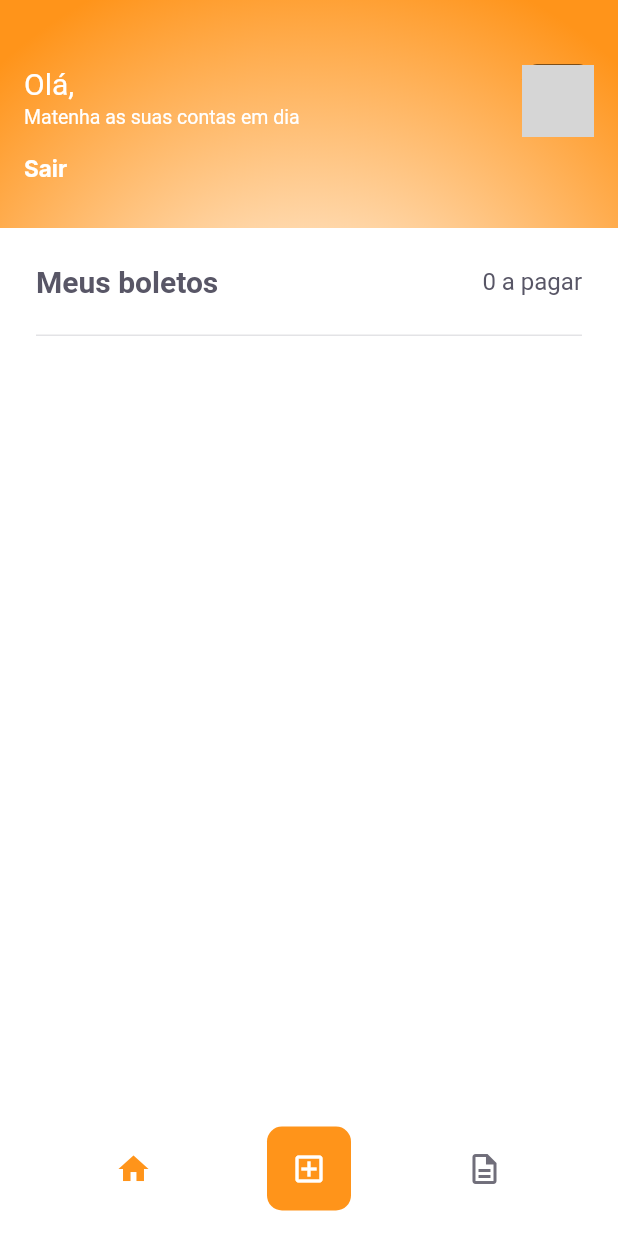
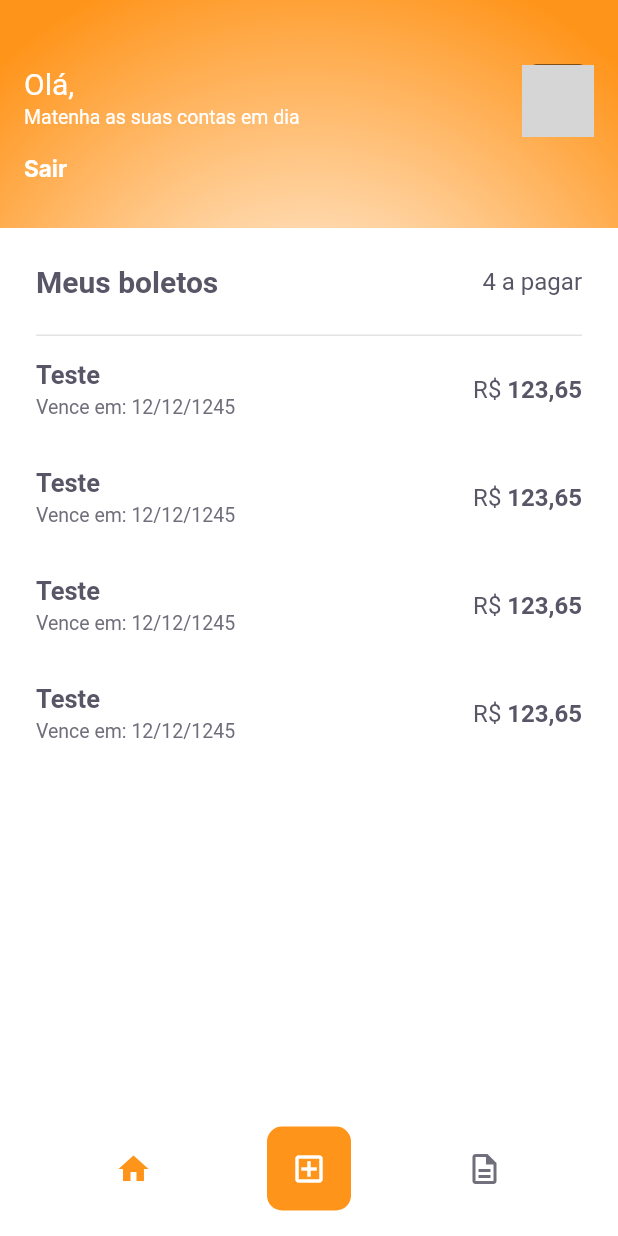
Before and after one commit to BrennerFerreira/pay_flow, a Flutter app: the screen it shows after launch, after a tap on "Entrar com Google", on a phone screen of 412 x 824 dp. Run offline on Flutter 3.47's test engine with Material 2 defaults, Android fonts, the phone set to English and light mode, and no system bars; our stand-ins replace camera, firebase_core, flutter_masked_text2, font_awesome_flutter, get_it, google_fonts and 4 more; missing offline and left inert: animated_card, google_ml_kit; accounts and stored records are empty; network calls fail; grey boxes are pictures that could not be loaded.

Commit message:
feat: turn BoletoListController in ChangeNotifier and create its services

```diff
--- a/lib/modules/home/controllers/boleto_list_controller.dart
+++ b/lib/modules/home/controllers/boleto_list_controller.dart
@@ -1,30 +1,23 @@
 import 'package:flutter/material.dart';
-import 'package:shared_preferences/shared_preferences.dart';
+import 'package:injectable/injectable.dart';
 
 import '../../../shared/boleto/models/boleto.dart';
+import '../services/i_boleto_list_services.dart';
 
-class BoletoListController {
-  final boletosNotifier = ValueNotifier<List<Boleto>>([]);
-  List<Boleto> get boletos => boletosNotifier.value;
-  set boletos(List<Boleto> value) => boletosNotifier.value = value;
+@injectable
+class BoletoListController with ChangeNotifier {
+  final IBoletoListServices _services;
 
-  BoletoListController() {
+  BoletoListController(this._services) {
     getBoletos();
   }
 
+  List<Boleto> _boletos = [];
+
+  List<Boleto> get boletos => _boletos;
+
   Future<void> getBoletos() async {
-    try {
-      final instance = await SharedPreferences.getInstance();
-
-      final response = instance.getStringList("boletos") ?? <String>[];
-
-      boletos = response
-          .map(
-            (boletoJson) => Boleto.fromJson(boletoJson),
-          )
-          .toList();
-    } catch (error) {
-      print(error);
-    }
+    _boletos = await _services.getBoletos();
+    notifyListeners();
   }
 }
--- a/lib/modules/home/controllers/home_controller.dart
+++ b/lib/modules/home/controllers/home_controller.dart
@@ -1,8 +1,10 @@
 import 'package:flutter/material.dart';
+import 'package:injectable/injectable.dart';
 
 import '../../../injectable.dart';
 import '../../../shared/auth/controller/auth_controller.dart';
 
+@injectable
 class HomePageController with ChangeNotifier {
   final _authController = getIt<AuthController>();
 
--- a/lib/modules/home/home_page.dart
+++ b/lib/modules/home/home_page.dart
@@ -5,6 +5,7 @@ import '../../app/routes/routes_names.dart';
 import '../../injectable.dart';
 import '../../shared/auth/controller/auth_controller.dart';
 import '../../shared/user/models/user.dart';
+import 'controllers/boleto_list_controller.dart';
 import 'controllers/home_controller.dart';
 import 'widgets/body/description_body/description_body.dart';
 import 'widgets/body/home_body/home_body.dart';
@@ -36,17 +37,24 @@ class _HomePageState extends State<HomePage> {
 
   @override
   Widget build(BuildContext context) {
-    return ChangeNotifierProvider(
-      create: (_) => HomePageController(),
-      child: Builder(
-        builder: (context) {
+    return MultiProvider(
+      providers: [
+        ChangeNotifierProvider(
+          create: (_) => getIt<HomePageController>(),
+        ),
+        ChangeNotifierProvider(
+          create: (_) => getIt<BoletoListController>(),
+        )
+      ],
+      builder: (context, _) {
         return Scaffold(
           appBar: HomeAppBar.appBar(
             user: user,
             onLogOut: () {
               context.read<HomePageController>().logOut(context);
-                }),
-            body: pages[context.watch<HomePageController>().currentPage],
+            },
+          ),
+          body: pages[Provider.of<HomePageController>(context).currentPage],
           bottomNavigationBar: HomeBottomNavBar(
             onScannerPressed: () async {
               await Navigator.pushNamed(
@@ -57,7 +65,6 @@ class _HomePageState extends State<HomePage> {
           ),
         );
       },
-      ),
     );
   }
 }
--- /dev/null
+++ b/lib/modules/home/services/boleto_list_services.dart
@@ -0,0 +1,53 @@
+import 'package:injectable/injectable.dart';
+import 'package:shared_preferences/shared_preferences.dart';
+
+import '../../../injectable.dart';
+import '../../../shared/boleto/models/boleto.dart';
+import 'i_boleto_list_services.dart';
+
+@Injectable(as: IBoletoListServices)
+class BoletoListServices implements IBoletoListServices {
+  @override
+  Future<List<Boleto>> getBoletos() async {
+    // try {
+    //   final instance = getIt<SharedPreferences>();
+
+    //   final response = instance.getStringList("boletos") ?? <String>[];
+
+    //   final boletos =
+    //       response.map((boletoJson) => Boleto.fromJson(boletoJson)).toList();
+
+    //   return boletos;
+    // } catch (error) {
+    //   return [];
+    // }
+    final List<Boleto> boletos = [
+      Boleto(
+        barCode: "1234567895132165",
+        dueDate: "12/12/1245",
+        name: "Teste",
+        price: 123.65,
+      ),
+      Boleto(
+        barCode: "1234567895132165",
+        dueDate: "12/12/1245",
+        name: "Teste",
+        price: 123.65,
+      ),
+      Boleto(
+        barCode: "1234567895132165",
+        dueDate: "12/12/1245",
+        name: "Teste",
+        price: 123.65,
+      ),
+      Boleto(
+        barCode: "1234567895132165",
+        dueDate: "12/12/1245",
+        name: "Teste",
+        price: 123.65,
+      ),
+    ];
+
+    return Future.value(boletos);
+  }
+}
--- /dev/null
+++ b/lib/modules/home/services/i_boleto_list_services.dart
@@ -0,0 +1,5 @@
+import 'package:boleto_organizer/shared/boleto/models/boleto.dart';
+
+abstract class IBoletoListServices {
+  Future<List<Boleto>> getBoletos();
+}
--- a/lib/modules/home/widgets/body/description_body/description_body.dart
+++ b/lib/modules/home/widgets/body/description_body/description_body.dart
@@ -2,12 +2,9 @@ import 'package:flutter/material.dart';
 
 import '../../../../../app/theme/text_styles.dart';
 import '../../../../../shared/widgets/dividers/horizontal_divider_widget.dart';
-import '../../../controllers/boleto_list_controller.dart';
 import '../widgets/boleto_list_widget.dart';
 
 class DescriptionBody extends StatelessWidget {
-  final _listController = BoletoListController();
-
   @override
   Widget build(BuildContext context) {
     return Padding(
@@ -24,7 +21,7 @@ class DescriptionBody extends StatelessWidget {
           ),
           HorizontalDividerWidget(),
           Expanded(
-            child: BoletoListWidget(controller: _listController),
+            child: BoletoListWidget(),
           ),
         ],
       ),
--- a/lib/modules/home/widgets/body/home_body/home_body.dart
+++ b/lib/modules/home/widgets/body/home_body/home_body.dart
@@ -1,14 +1,12 @@
 import 'package:flutter/material.dart';
+import 'package:provider/provider.dart';
 
 import '../../../../../app/theme/text_styles.dart';
-import '../../../../../shared/boleto/models/boleto.dart';
 import '../../../../../shared/widgets/dividers/horizontal_divider_widget.dart';
 import '../../../controllers/boleto_list_controller.dart';
 import '../widgets/boleto_list_widget.dart';
 
 class HomeBody extends StatelessWidget {
-  final _listController = BoletoListController();
-
   @override
   Widget build(BuildContext context) {
     return Padding(
@@ -24,20 +22,20 @@ class HomeBody extends StatelessWidget {
                   "Meus boletos",
                   style: AppTextStyles.titleBold,
                 ),
-                ValueListenableBuilder<List<Boleto>>(
-                    valueListenable: _listController.boletosNotifier,
-                    builder: (_, boletos, __) {
-                      return Text(
-                        "${boletos.length} a pagar",
-                        style: AppTextStyles.trailingRegular,
-                      );
-                    })
+                Consumer<BoletoListController>(
+                  builder: (_, boletoList, __) {
+                    return Text(
+                      "${boletoList.boletos.length} a pagar",
+                      style: AppTextStyles.trailingRegular,
+                    );
+                  },
+                )
               ],
             ),
           ),
           HorizontalDividerWidget(),
           Expanded(
-            child: BoletoListWidget(controller: _listController),
+            child: BoletoListWidget(),
           ),
         ],
       ),
--- a/lib/modules/home/widgets/body/widgets/boleto_list_widget.dart
+++ b/lib/modules/home/widgets/body/widgets/boleto_list_widget.dart
@@ -1,33 +1,23 @@
 import 'package:flutter/material.dart';
+import 'package:provider/provider.dart';
 
-import '../../../../../shared/boleto/models/boleto.dart';
 import '../../../controllers/boleto_list_controller.dart';
 import 'boleto_list_tile_widget.dart';
 
-class BoletoListWidget extends StatefulWidget {
-  final BoletoListController controller;
-
-  const BoletoListWidget({
-    Key? key,
-    required this.controller,
-  }) : super(key: key);
-  @override
-  _BoletoListWidgetState createState() => _BoletoListWidgetState();
-}
-
-class _BoletoListWidgetState extends State<BoletoListWidget> {
+class BoletoListWidget extends StatelessWidget {
   @override
   Widget build(BuildContext context) {
-    return ValueListenableBuilder<List<Boleto>>(
-        valueListenable: widget.controller.boletosNotifier,
-        builder: (_, boletos, __) {
-          return ListView.builder(
-            itemCount: widget.controller.boletos.length,
-            itemBuilder: (context, index) {
-              return BoletoListTileWidget(
-                  boleto: widget.controller.boletos[index]);
-            },
-          );
-        });
+    return Consumer<BoletoListController>(
+      builder: (_, boletoList, __) {
+        return ListView.builder(
+          itemCount: boletoList.boletos.length,
+          itemBuilder: (context, index) {
+            return BoletoListTileWidget(
+              boleto: boletoList.boletos[index],
+            );
+          },
+        );
+      },
+    );
   }
 }
```
Also changed, not shown: lib/injectable.config.dart. Lines whose indentation alone changed are shown as unchanged.
